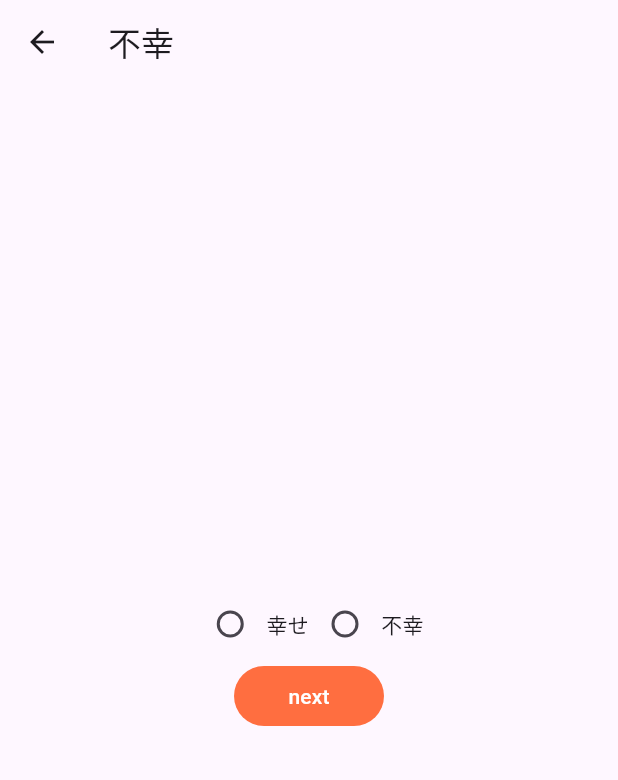
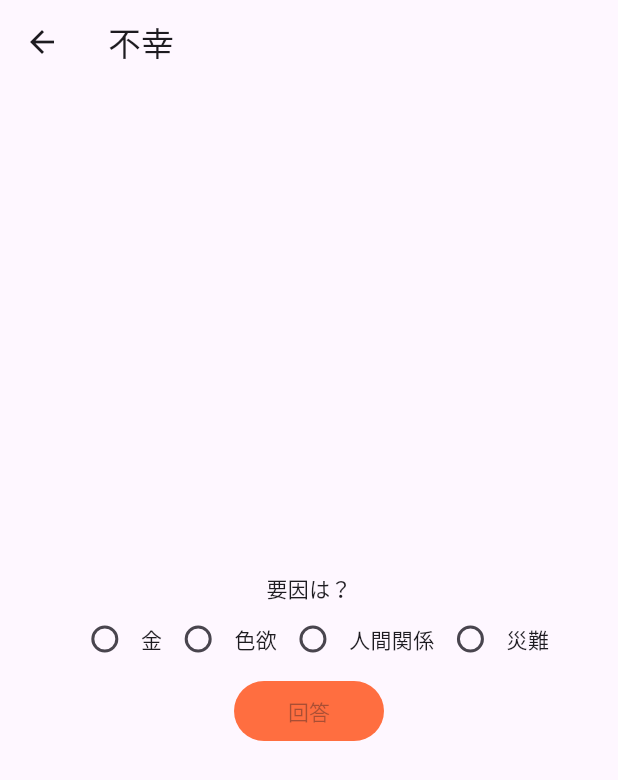
Before and after one commit to nekomochi123/everyday_practice, a Flutter app: the ConfessionScreen screen opened directly, on a phone screen of 412 x 824 dp. Shown: the top 780 px of the screen. Run offline on Flutter 3.47's test engine with Material 3 defaults, Android fonts, the phone set to English and light mode, and no system bars; our stand-ins replace hooks_riverpod.

Commit message:
[add]uiの作成

```diff
--- a/lib/ui/confession_screen.dart
+++ b/lib/ui/confession_screen.dart
@@ -1,14 +1,16 @@
 import 'package:flutter/material.dart';
 import 'package:hooks_riverpod/hooks_riverpod.dart';
 import 'package:everyday_practice/domain/happy_unhappy_viewmodel.dart';
-
+import 'package:everyday_practice/domain/confession_viewmodel.dart';
 
 class ConfessionScreen extends HookConsumerWidget {
   const ConfessionScreen({super.key});
 
   @override
   Widget build(BuildContext context, WidgetRef ref) {
+    final confession_value = ref.watch(ConfessionProvider);
     final title = ref.watch(HappyProvider.notifier).title;
+    final confession = ref.watch(ConfessionProvider.notifier).conffesion;
     return Scaffold(
       appBar: AppBar(
         title:Text(title),
@@ -17,25 +19,42 @@ class ConfessionScreen extends HookConsumerWidget {
         child: Column(
           mainAxisAlignment: MainAxisAlignment.center,
           children: <Widget>[
+            Text('要因は？'),
             Row(
               mainAxisAlignment: MainAxisAlignment.center,
               children: <Widget>[
                 Radio(
                   value: 1,
-                  groupValue: luck_value,
+                  groupValue: confession_value,
                   onChanged: (value) {
-                    ref.read(HappyProvider.notifier).update_happy(value!);
+                    ref.read(ConfessionProvider.notifier).update_confession(value!);
                   },
                 ),
-                Text('幸せ'),
+                Text('金'),
                 Radio(
                   value: 2,
-                  groupValue: luck_value,
+                  groupValue: confession_value,
                   onChanged: (value) {
-                    ref.read(HappyProvider.notifier).update_happy(value!);
+                    ref.read(ConfessionProvider.notifier).update_confession(value!);
                   },
                 ),
-                Text('不幸'),
+                Text('色欲'),
+                Radio(
+                  value: 3,
+                  groupValue: confession_value,
+                  onChanged: (value) {
+                    ref.read(ConfessionProvider.notifier).update_confession(value!);
+                  },
+                ),
+                Text('人間関係'),
+                Radio(
+                  value: 4,
+                  groupValue: confession_value,
+                  onChanged: (value) {
+                    ref.read(ConfessionProvider.notifier).update_confession(value!);
+                  },
+                ),
+                Text('災難'),
               ],
             ),
             SizedBox(
@@ -45,11 +64,24 @@ class ConfessionScreen extends HookConsumerWidget {
                   foregroundColor: Colors.white,
                   backgroundColor: Colors.deepOrangeAccent,
                 ),
-                child: const Text('next'),
-                onPressed: luck_value != 0 ? () {Navigator.push(
-                  context,
-                  MaterialPageRoute(builder: (context) => ConfessionScreen()),
-                );} : null,
+                child: const Text('回答'),
+                onPressed: confession_value != 0 ? () {
+                  showDialog(
+                    context: context,
+                    builder: (context) {
+                      return AlertDialog(
+                        title: Text("あなたの回答"),
+                        content: Text("私は$title。要因は$confession。"),
+                        actions: [
+                          TextButton(
+                            child: Text("閉じる"),
+                            onPressed: () => Navigator.pop(context),
+                          ),
+                        ],
+                      );
+                    },
+                  );
+                } : null,
               ),
             ),
           ],
```
